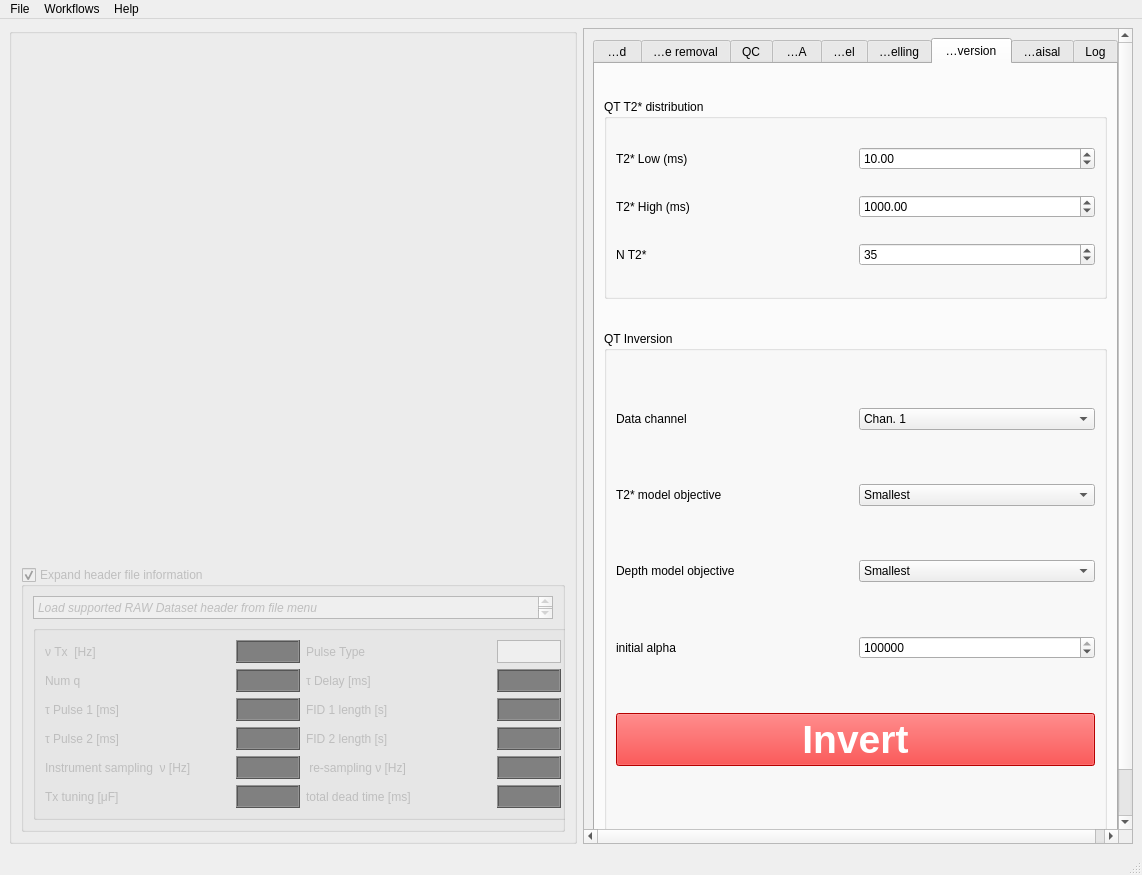
Qt form akvo/gui/main.ui (LemmaSoftware/akvo) before a commit.
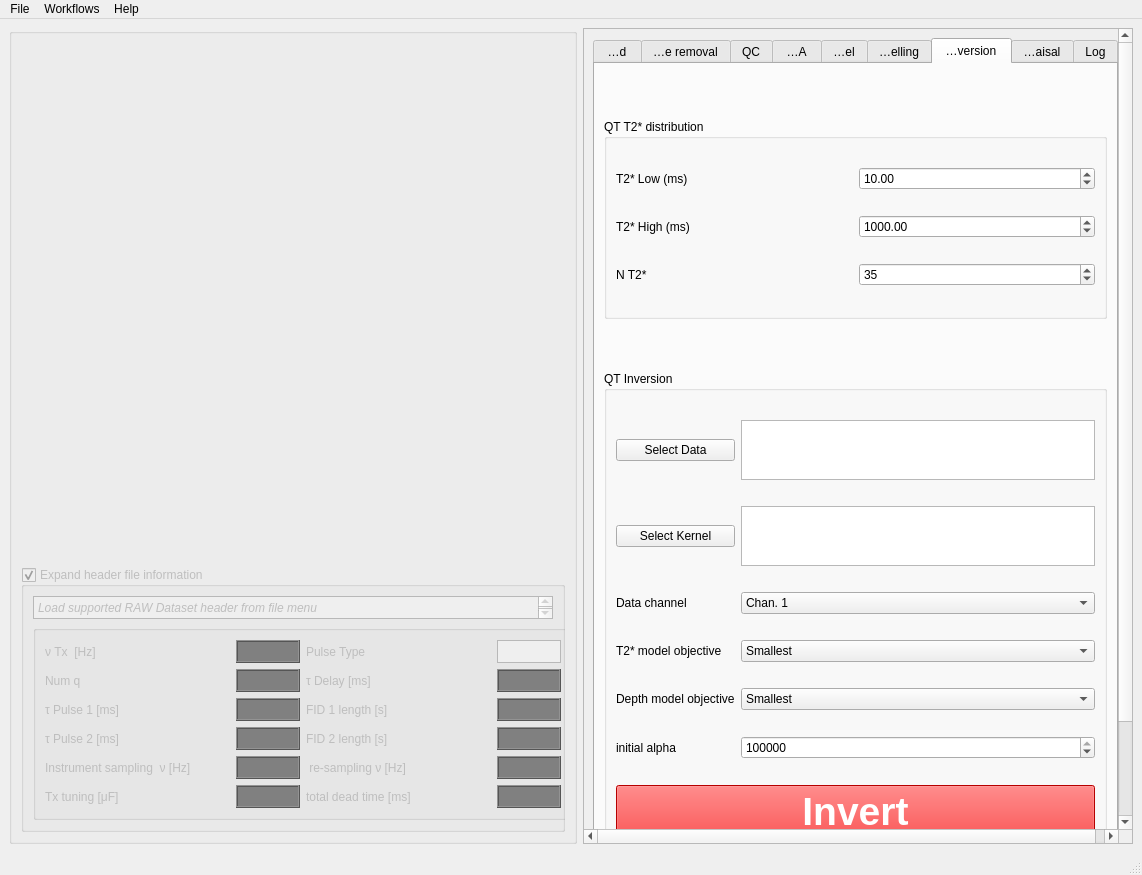
The same form after that commit. The open tabs and pages were chosen to show the change. Custom widgets are drawn as their Qt base class.

Commit message: more intuitive file selection in kernel and inversion

Patch:
```diff
--- a/akvo/gui/main.ui
+++ b/akvo/gui/main.ui
@@ -711,7 +711,7 @@
          <x>0</x>
          <y>0</y>
          <width>537</width>
-         <height>982</height>
+         <height>999</height>
         </rect>
        </property>
        <property name="sizePolicy">
@@ -3688,7 +3688,85 @@
                <item>
                 <widget class="QTableWidget" name="layerTableWidget">
                  <property name="toolTip">
-                  <string>&lt;html&gt;&lt;head/&gt;&lt;body&gt;&lt;p&gt;This table is used to enter coil geometries the format is as follows: each row specifies a single point on a coil. The first column is the coil index (using the GMR channel is useful), the next three colums specify the point in Northing, Easting, and Elevation. These can either be local coordinates or global ones. The final column specifies the loop radius if it is a circle or figure 8, for non circular or figure 8 loops leave this column blank. For figure-8 loops the coils do not need to be touching (see Irons and Kass, 2017). If a given index has 1 row it will be a circular loop, two rows will be a figure 8, and more than that will be a polygonal representation of the points, linearlly interpolated between them. &lt;/p&gt;&lt;/body&gt;&lt;/html&gt;</string>
+                  <string>&lt;html&gt;&lt;head/&gt;&lt;body&gt;&lt;p&gt;This table is used to enter a resistivity model. For each layer the top and bottom interfaces should be specified in m, z is positive down. The top layer must begin at 0. The bottom layer is infinite and should not have a bottom specified. &lt;/p&gt;&lt;/body&gt;&lt;/html&gt;</string>
+                 </property>
+                </widget>
+               </item>
+              </layout>
+             </widget>
+            </item>
+            <item>
+             <widget class="QGroupBox" name="groupBox_7">
+              <property name="minimumSize">
+               <size>
+                <width>0</width>
+                <height>100</height>
+               </size>
+              </property>
+              <property name="title">
+               <string>Align with Akvo processed dataset</string>
+              </property>
+              <layout class="QGridLayout" name="gridLayout_20">
+               <item row="2" column="0">
+                <widget class="QLabel" name="label_84">
+                 <property name="text">
+                  <string>Rx</string>
+                 </property>
+                </widget>
+               </item>
+               <item row="1" column="0">
+                <widget class="QLabel" name="label_83">
+                 <property name="text">
+                  <string>Tx</string>
+                 </property>
+                </widget>
+               </item>
+               <item row="0" column="0">
+                <widget class="QPushButton" name="K0Data">
+                 <property name="text">
+                  <string>Data file</string>
+                 </property>
+                </widget>
+               </item>
+               <item row="0" column="2">
+                <widget class="QTextEdit" name="K0DataText">
+                 <property name="maximumSize">
+                  <size>
+                   <width>16777215</width>
+                   <height>60</height>
+                  </size>
+                 </property>
+                 <property name="font">
+                  <font>
+                   <pointsize>8</pointsize>
+                   <italic>true</italic>
+                  </font>
+                 </property>
+                </widget>
+               </item>
+               <item row="1" column="1" colspan="2">
+                <widget class="QListWidget" name="txListWidget">
+                 <property name="maximumSize">
+                  <size>
+                   <width>16777215</width>
+                   <height>70</height>
+                  </size>
+                 </property>
+                 <property name="alternatingRowColors">
+                  <bool>true</bool>
+                 </property>
+                </widget>
+               </item>
+               <item row="2" column="1" colspan="2">
+                <widget class="QListWidget" name="rxListWidget">
+                 <property name="maximumSize">
+                  <size>
+                   <width>16777215</width>
+                   <height>70</height>
+                  </size>
+                 </property>
+                 <property name="alternatingRowColors">
+                  <bool>true</bool>
                  </property>
                 </widget>
                </item>
@@ -4120,7 +4198,89 @@
                <string>QT Inversion</string>
               </property>
               <layout class="QGridLayout" name="gridLayout_19">
-               <item row="5" column="0" colspan="2">
+               <item row="2" column="1">
+                <widget class="QComboBox" name="invChan">
+                 <item>
+                  <property name="text">
+                   <string>Chan. 1</string>
+                  </property>
+                 </item>
+                 <item>
+                  <property name="text">
+                   <string>Chan. 2</string>
+                  </property>
+                 </item>
+                 <item>
+                  <property name="text">
+                   <string>Chan. 3</string>
+                  </property>
+                 </item>
+                 <item>
+                  <property name="text">
+                   <string>Chan. 4</string>
+                  </property>
+                 </item>
+                </widget>
+               </item>
+               <item row="4" column="1">
+                <widget class="QComboBox" name="depthObjective">
+                 <item>
+                  <property name="text">
+                   <string>Smallest</string>
+                  </property>
+                 </item>
+                </widget>
+               </item>
+               <item row="3" column="1">
+                <widget class="QComboBox" name="T2Objective">
+                 <item>
+                  <property name="text">
+                   <string>Smallest</string>
+                  </property>
+                 </item>
+                 <item>
+                  <property name="text">
+                   <string>Smoothest</string>
+                  </property>
+                 </item>
+                 <item>
+                  <property name="text">
+                   <string>Both</string>
+                  </property>
+                 </item>
+                </widget>
+               </item>
+               <item row="3" column="0">
+                <widget class="QLabel" name="label_80">
+                 <property name="text">
+                  <string>T2* model objective</string>
+                 </property>
+                </widget>
+               </item>
+               <item row="4" column="0">
+                <widget class="QLabel" name="label_82">
+                 <property name="text">
+                  <string>Depth model objective</string>
+                 </property>
+                </widget>
+               </item>
+               <item row="0" column="1">
+                <widget class="QTextBrowser" name="dataText">
+                 <property name="maximumSize">
+                  <size>
+                   <width>16777215</width>
+                   <height>60</height>
+                  </size>
+                 </property>
+                 <property name="font">
+                  <font>
+                   <pointsize>8</pointsize>
+                   <italic>true</italic>
+                  </font>
+                 </property>
+                </widget>
+               </item>
+               <item row="6" column="0" colspan="2">
                 <widget class="QPushButton" name="invertButton">
                  <property name="styleSheet">
                   <string notr="true">#invertButton {
@@ -4135,14 +4295,28 @@
                  </property>
                 </widget>
                </item>
-               <item row="4" column="0">
+               <item row="2" column="0">
+                <widget class="QLabel" name="label_79">
+                 <property name="text">
+                  <string>Data channel</string>
+                 </property>
+                </widget>
+               </item>
+               <item row="0" column="0">
+                <widget class="QPushButton" name="invDataButton">
+                 <property name="text">
+                  <string>Select Data</string>
+                 </property>
+                </widget>
+               </item>
+               <item row="5" column="0">
                 <widget class="QLabel" name="label_81">
                  <property name="text">
                   <string>initial alpha </string>
                  </property>
                 </widget>
                </item>
-               <item row="4" column="1">
+               <item row="5" column="1">
                 <widget class="QSpinBox" name="initialAlpha">
                  <property name="maximum">
                   <number>10000000</number>
@@ -4153,75 +4327,25 @@
                 </widget>
                </item>
                <item row="1" column="0">
-                <widget class="QLabel" name="label_79">
+                <widget class="QPushButton" name="invKernelButton">
                  <property name="text">
-                  <string>Data channel</string>
+                  <string>Select Kernel</string>
                  </property>
                 </widget>
                </item>
-               <item row="2" column="1">
-                <widget class="QComboBox" name="T2Objective">
-                 <item>
-                  <property name="text">
-                   <string>Smallest</string>
-                  </property>
-                 </item>
-                 <item>
-                  <property name="text">
-                   <string>Smoothest</string>
-                  </property>
-                 </item>
-                 <item>
-                  <property name="text">
-                   <string>Both</string>
-                  </property>
-                 </item>
-                </widget>
-               </item>
                <item row="1" column="1">
-                <widget class="QComboBox" name="invChan">
-                 <item>
-                  <property name="text">
-                   <string>Chan. 1</string>
-                  </property>
-                 </item>
-                 <item>
-                  <property name="text">
-                   <string>Chan. 2</string>
-                  </property>
-                 </item>
-                 <item>
-                  <property name="text">
-                   <string>Chan. 3</string>
-                  </property>
-                 </item>
-                 <item>
-                  <property name="text">
-                   <string>Chan. 4</string>
-                  </property>
-                 </item>
-                </widget>
-               </item>
-               <item row="2" column="0">
-                <widget class="QLabel" name="label_80">
-                 <property name="text">
-                  <string>T2* model objective</string>
+                <widget class="QTextEdit" name="kernelText">
+                 <property name="maximumSize">
+                  <size>
+                   <width>16777215</width>
+                   <height>60</height>
+                  </size>
                  </property>
-                </widget>
-               </item>
-               <item row="3" column="1">
-                <widget class="QComboBox" name="depthObjective">
-                 <item>
-                  <property name="text">
-                   <string>Smallest</string>
-                  </property>
-                 </item>
-                </widget>
-               </item>
-               <item row="3" column="0">
-                <widget class="QLabel" name="label_82">
-                 <property name="text">
-                  <string>Depth model objective</string>
+                 <property name="font">
+                  <font>
+                   <pointsize>8</pointsize>
+                   <italic>true</italic>
+                  </font>
                  </property>
                 </widget>
                </item>
```
The commit also changes 1 other file.
